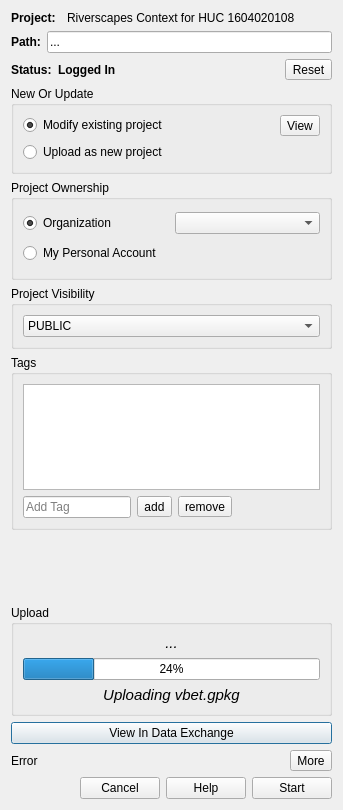
The window that src/ui/project_upload_dialog.ui (Riverscapes/QRAVEPlugin) describes before a commit, drawn with Qt 5.
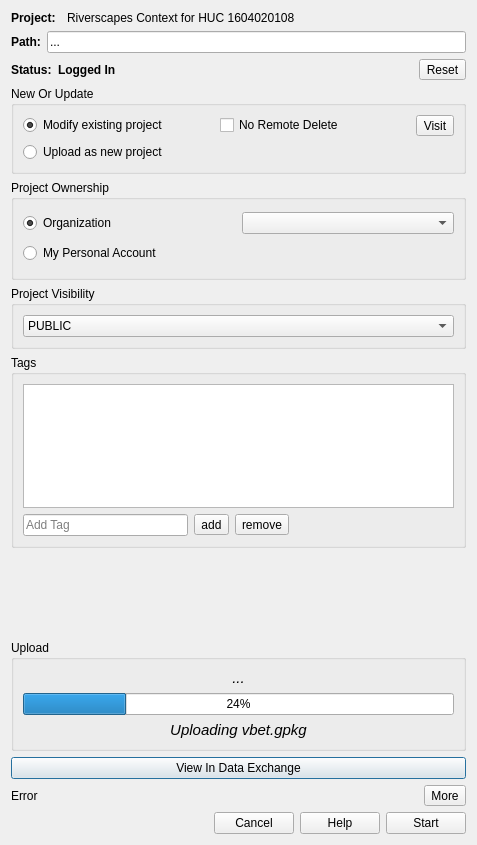
The same window after the commit.

Commit message: reworking the files digest and adding noDelete

Diff of the .ui file:
```diff
--- a/src/ui/project_upload_dialog.ui
+++ b/src/ui/project_upload_dialog.ui
@@ -6,8 +6,8 @@
    <rect>
     <x>0</x>
     <y>0</y>
-    <width>343</width>
-    <height>810</height>
+    <width>477</width>
+    <height>845</height>
    </rect>
   </property>
   <property name="windowTitle">
@@ -148,10 +148,20 @@
           </property>
          </widget>
         </item>
+        <item>
+         <widget class="QCheckBox" name="noDeleteChk">
+          <property name="toolTip">
+           <string>Do not delete remote files even if they are not present locally</string>
+          </property>
+          <property name="text">
+           <string>No Remote Delete</string>
+          </property>
+         </widget>
+        </item>
         <item>
          <widget class="QToolButton" name="viewExistingBtn">
           <property name="text">
-           <string>View</string>
+           <string>Visit</string>
           </property>
          </widget>
         </item>
```
The commit also changes 3 other files.
